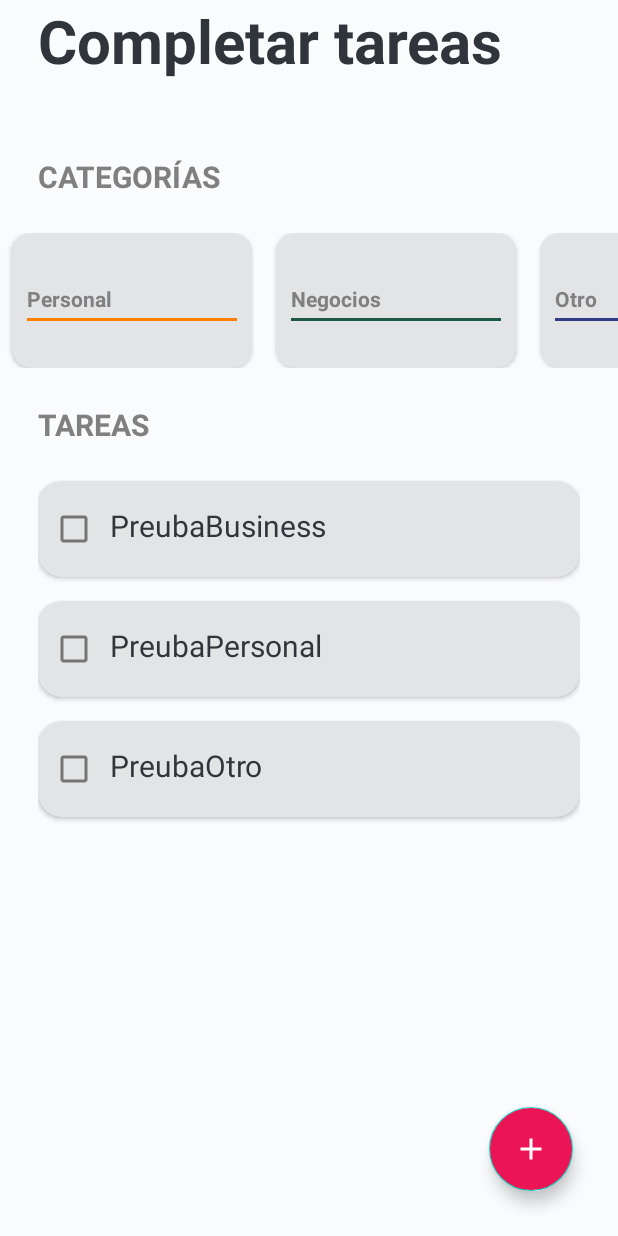
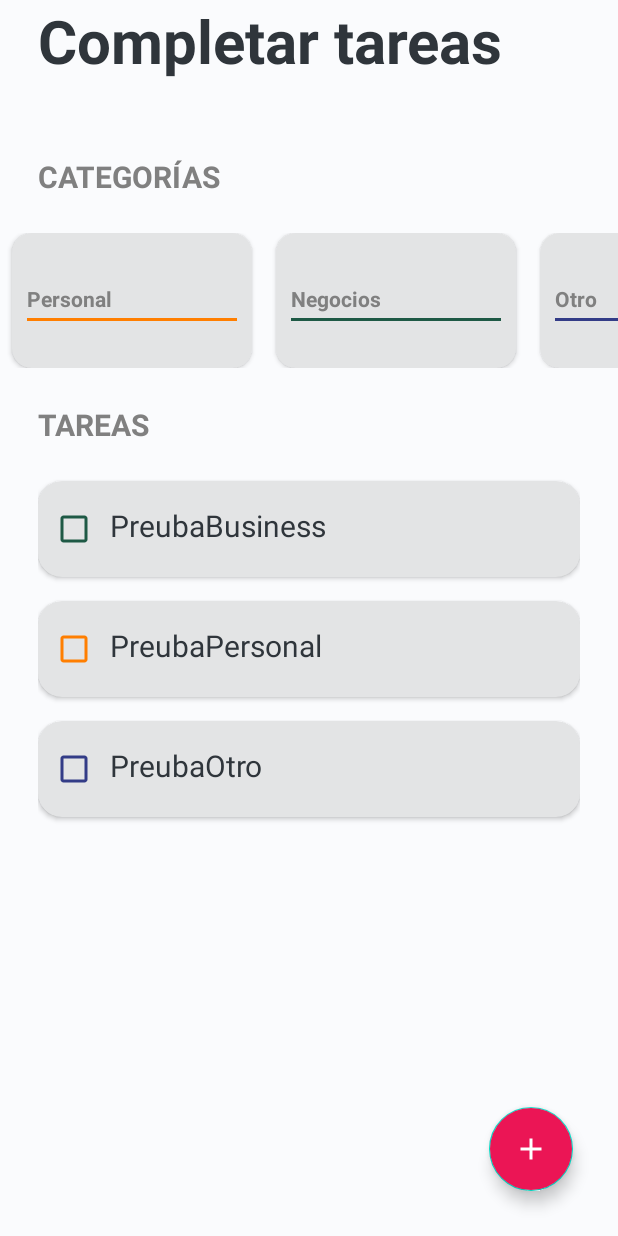
Before and after one commit to josecantero/cursoKotlin, an Android app: the screen it shows after launch (TodoActivity), after a tap on "TODO-APP", on a phone screen of 412 x 824 dp. Run offline under Robolectric (Android 15) with nearby library versions, the phone set to English and light mode, and no system bars.

Commit message:
se agrega el filtro de las tareas y ciertas areas de la interface

```diff
--- a/app/src/main/java/com/example/cursokotlin/TodoApp/CategoriesAdapter.kt
+++ b/app/src/main/java/com/example/cursokotlin/TodoApp/CategoriesAdapter.kt
@@ -5,7 +5,7 @@ import android.view.ViewGroup
 import androidx.recyclerview.widget.RecyclerView
 import com.example.cursokotlin.R
 
-class CategoriesAdapter(private val categories:List<TaskCategory>):RecyclerView.Adapter<CategoriesViewHolder>() {
+class CategoriesAdapter(private val categories:List<TaskCategory>, private val onItemSelected:(Int) -> Unit):RecyclerView.Adapter<CategoriesViewHolder>() {
     override fun onCreateViewHolder(parent: ViewGroup, viewType: Int): CategoriesViewHolder {
         val view = LayoutInflater.from(parent.context).inflate(R.layout.item_task_category, parent, false)
         return CategoriesViewHolder(view)
@@ -16,7 +16,7 @@ class CategoriesAdapter(private val categories:List<TaskCategory>):RecyclerView.
     }
 
     override fun onBindViewHolder(holder: CategoriesViewHolder, position: Int) {
-        holder.render(categories[position])
+        holder.render(categories[position],onItemSelected)
     }
 
 }
--- a/app/src/main/java/com/example/cursokotlin/TodoApp/CategoriesViewHolder.kt
+++ b/app/src/main/java/com/example/cursokotlin/TodoApp/CategoriesViewHolder.kt
@@ -2,6 +2,7 @@ package com.example.cursokotlin.TodoApp
 
 import android.view.View
 import android.widget.TextView
+import androidx.cardview.widget.CardView
 import androidx.core.content.ContextCompat
 import androidx.recyclerview.widget.RecyclerView
 import com.example.cursokotlin.R
@@ -9,21 +10,33 @@ import com.example.cursokotlin.R
 class CategoriesViewHolder(view:View):RecyclerView.ViewHolder(view) {
     private val tvCategoryName: TextView =  view.findViewById(R.id.tvCategoryName)
     private val vDivider:View = view.findViewById(R.id.vDivider)
-    fun render(taskCategory: TaskCategory){
+    private val cvCategoryViewContainer:CardView = view.findViewById(R.id.cvCategoryViewContainer)
+
+    fun render(taskCategory: TaskCategory, onItemSelected: (Int) -> Unit){
+        val color = if(taskCategory.isSelected){
+            R.color.card_todo
+        }else{
+            R.color.purple_200
+        }
+
+        cvCategoryViewContainer.setCardBackgroundColor(ContextCompat.getColor(cvCategoryViewContainer.context, color))
+
+        itemView.setOnClickListener{ onItemSelected(layoutPosition) }
+
         when(taskCategory){
-            TaskCategory.Bussines -> {
+            TaskCategory.Business -> {
                 tvCategoryName.text = "Negocios"
                 vDivider.setBackgroundColor(
                     ContextCompat.getColor(vDivider.context, R.color.todo_business)
                 )
             }
-            TaskCategory.other -> {
+            TaskCategory.Other -> {
                 tvCategoryName.text = "Otro"
                 vDivider.setBackgroundColor(
                     ContextCompat.getColor(vDivider.context, R.color.todo_other)
                 )
             }
-            TaskCategory.personal -> {
+            TaskCategory.Personal -> {
                 tvCategoryName.text = "Personal"
                 vDivider.setBackgroundColor(
                     ContextCompat.getColor(vDivider.context, R.color.todo_personal)
--- a/app/src/main/java/com/example/cursokotlin/TodoApp/TaskAdapter.kt
+++ b/app/src/main/java/com/example/cursokotlin/TodoApp/TaskAdapter.kt
@@ -5,7 +5,7 @@ import android.view.ViewGroup
 import androidx.recyclerview.widget.RecyclerView
 import com.example.cursokotlin.R
 
-class TaskAdapter(private val task:List<Task>): RecyclerView.Adapter<TaskViewHolder>() {
+class TaskAdapter(var task:List<Task>, private val onTaskSelected:(Int) -> Unit): RecyclerView.Adapter<TaskViewHolder>() {
     override fun onCreateViewHolder(parent: ViewGroup, viewType: Int): TaskViewHolder {
         val view = LayoutInflater.from(parent.context).inflate(R.layout.item_todo_task, parent, false)
         return TaskViewHolder(view)
@@ -17,6 +17,8 @@ class TaskAdapter(private val task:List<Task>): RecyclerView.Adapter<TaskViewHol
 
     override fun onBindViewHolder(holder: TaskViewHolder, position: Int) {
         holder.render(task[position])
+        holder.itemView.setOnClickListener{onTaskSelected(position)}
+
     }
 
 }
--- a/app/src/main/java/com/example/cursokotlin/TodoApp/TaskCategory.kt
+++ b/app/src/main/java/com/example/cursokotlin/TodoApp/TaskCategory.kt
@@ -1,7 +1,7 @@
 package com.example.cursokotlin.TodoApp
 
-sealed class TaskCategory {
-    object personal:TaskCategory()
-    object Bussines:TaskCategory()
-    object other:TaskCategory()
+sealed class TaskCategory(var isSelected:Boolean = true){
+    object Personal:TaskCategory()
+    object Business:TaskCategory()
+    object Other:TaskCategory()
 }
--- a/app/src/main/java/com/example/cursokotlin/TodoApp/TaskViewHolder.kt
+++ b/app/src/main/java/com/example/cursokotlin/TodoApp/TaskViewHolder.kt
@@ -1,8 +1,11 @@
 package com.example.cursokotlin.TodoApp
 
+import android.content.res.ColorStateList
+import android.graphics.Paint
 import android.view.View
 import android.widget.CheckBox
 import android.widget.TextView
+import androidx.core.content.ContextCompat
 import androidx.recyclerview.widget.RecyclerView
 import com.example.cursokotlin.R
 
@@ -11,6 +14,22 @@ class TaskViewHolder(view:View):RecyclerView.ViewHolder(view) {
     private val cbTask: CheckBox = view.findViewById(R.id.cbTask)
 
     fun render(task:Task){
+        if(task.isSelected){
+            tvTask.paintFlags = tvTask.paintFlags or Paint.STRIKE_THRU_TEXT_FLAG
+        }else{
+            tvTask.paintFlags = tvTask.paintFlags and Paint.STRIKE_THRU_TEXT_FLAG.inv()
+        }
         tvTask.text = task.name
+
+        cbTask.isChecked = task.isSelected
+
+        val color = when(task.category){
+            TaskCategory.Business -> R.color.todo_business
+            TaskCategory.Personal -> R.color.todo_personal
+            TaskCategory.Other -> R.color.todo_other
+        }
+        cbTask.buttonTintList = ColorStateList.valueOf(
+            ContextCompat.getColor(cbTask.context, color)
+        )
     }
 }
--- a/app/src/main/java/com/example/cursokotlin/TodoApp/TodoActivity.kt
+++ b/app/src/main/java/com/example/cursokotlin/TodoApp/TodoActivity.kt
@@ -15,21 +15,20 @@ import androidx.recyclerview.widget.LinearLayoutManager
 import androidx.recyclerview.widget.RecyclerView
 import com.example.cursokotlin.R
 import com.example.cursokotlin.TodoApp.TaskCategory.*
-import com.example.cursokotlin.TodoApp.TaskAdapter
 import com.google.android.material.floatingactionbutton.FloatingActionButton
 
 class TodoActivity : AppCompatActivity() {
 
     private val categories = listOf(
-        personal,
-        Bussines,
-        other
+        Personal,
+        Business,
+        Other
     )
 
     private val tasks = mutableListOf(
-        Task("PreubaBusiness", Bussines),
-        Task("PreubaPersonal", personal),
-        Task("PreubaOtro", other)
+        Task("PreubaBusiness", Business),
+        Task("PreubaPersonal", Personal),
+        Task("PreubaOtro", Other)
     )
 
     // COMPONENTS
@@ -76,31 +75,49 @@ class TodoActivity : AppCompatActivity() {
         val rgCategories:RadioGroup = dialog.findViewById(R.id.rgCategories)
 
         btnDialogAddTask.setOnClickListener {
-            val rbSelected = rgCategories.checkedRadioButtonId
-            val selectedRadioButtom:RadioButton = rgCategories.findViewById(rbSelected)
-            val currentCategory:TaskCategory = when(selectedRadioButtom.text){
-                "Negocios" -> Bussines
-                "Personal" -> personal
-                else -> other
+            if(etTask.text.toString().isNotEmpty()) {
+
+                val rbSelected = rgCategories.checkedRadioButtonId
+                val selectedRadioButtom: RadioButton = rgCategories.findViewById(rbSelected)
+                val currentCategory: TaskCategory = when (selectedRadioButtom.text) {
+                    getString(R.string.todo_dialog_category_business) -> Business
+                    getString(R.string.todo_dialog_category_Personal) -> Personal
+                    else -> Other
+
+                }
+                tasks.add(Task(etTask.text.toString(), currentCategory))
+                updateTask()
+                dialog.hide()
             }
-            tasks.add(Task(etTask.text.toString(), currentCategory))
-            updateTask()
-            dialog.hide()
         }
     }
 
     @SuppressLint("NotifyDataSetChanged")
     private fun updateTask(){
+        val selectedCategories:List<TaskCategory> = categories.filter{ it.isSelected }
+        val newTasks = tasks.filter { selectedCategories.contains(it.category) }
+        taskAdapter.task = newTasks
         taskAdapter.notifyDataSetChanged()
     }
 
     private fun initUI(){
-        categoriesAdapter = CategoriesAdapter(categories)
+        categoriesAdapter = CategoriesAdapter(categories) {position -> updateCategories(position)}
         rvCategories.layoutManager = LinearLayoutManager(this, LinearLayoutManager.HORIZONTAL, false)
         rvCategories.adapter = categoriesAdapter
 
-        taskAdapter = TaskAdapter(tasks)
+        taskAdapter = TaskAdapter(tasks) {position -> onItemSelected(position)}
         rvTasks.layoutManager = LinearLayoutManager(this, LinearLayoutManager.VERTICAL, false)
         rvTasks.adapter = taskAdapter
     }
+
+    private fun updateCategories(postion: Int){
+        categories[postion].isSelected = !categories[postion].isSelected
+        categoriesAdapter.notifyItemChanged(postion)
+        updateTask()
+    }
+
+    private fun onItemSelected(postion: Int){
+        tasks[postion].isSelected = !tasks[postion].isSelected
+        updateTask()
+    }
 }
--- a/app/src/main/res/layout/item_task_category.xml
+++ b/app/src/main/res/layout/item_task_category.xml
@@ -1,5 +1,6 @@
 <?xml version="1.0" encoding="utf-8"?>
 <androidx.cardview.widget.CardView xmlns:android="http://schemas.android.com/apk/res/android"
+    android:id="@+id/cvCategoryViewContainer"
     android:layout_width="160dp"
     android:layout_height="90dp"
     xmlns:app="http://schemas.android.com/apk/res-auto"
```
